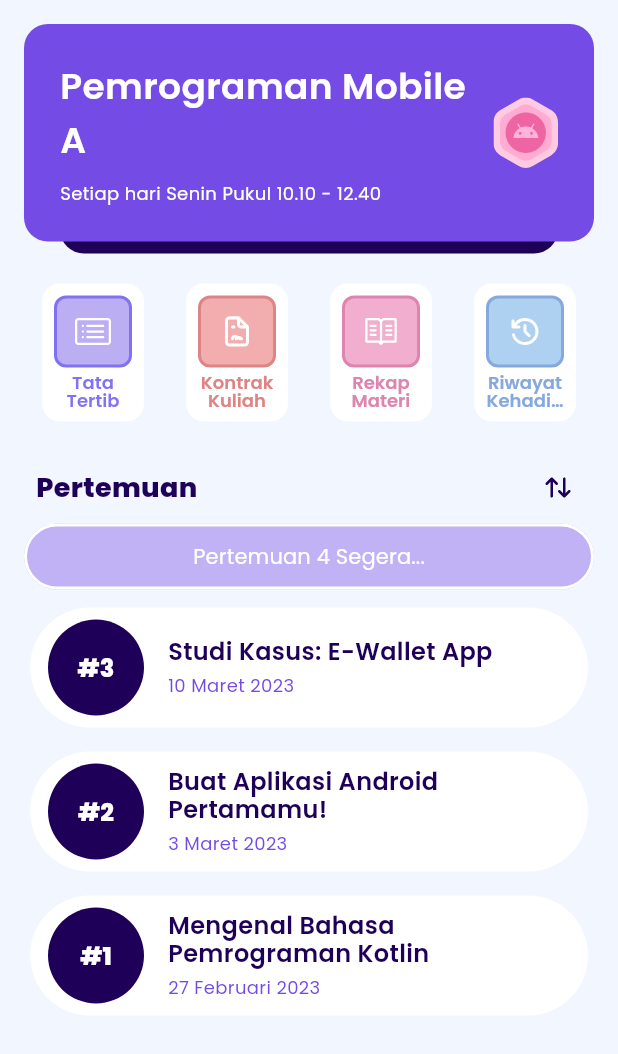
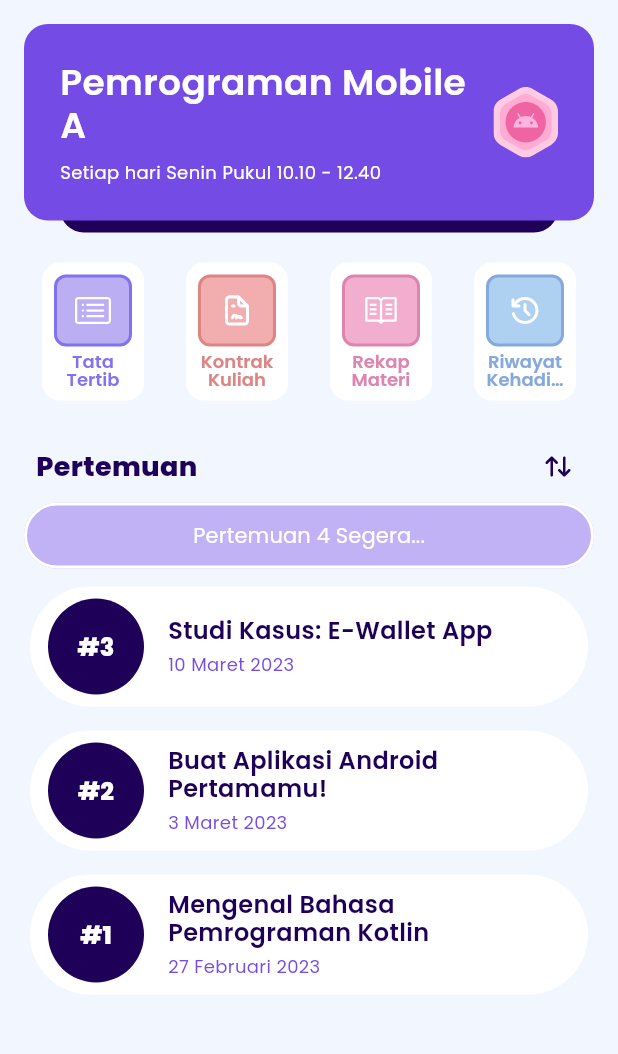
Before and after one commit to ToKu404/asco, a Flutter app: the StudentLaboratoryPage screen opened directly, on a phone screen of 412 x 824 dp. Shown: the top 1054 px of the screen. Run offline on Flutter 3.47's test engine with Material 2 defaults, Android fonts, the phone set to English and light mode, and no system bars; our stand-ins replace firebase_core, flip_card, flutter_svg, rive; missing offline and left inert: qr; accounts and stored records are empty.

```diff
--- a/lib/src/presentations/features/menu/laboratory/laboratory_page.dart
+++ b/lib/src/presentations/features/menu/laboratory/laboratory_page.dart
@@ -110,7 +110,7 @@ class StudentLaboratoryPage extends StatelessWidget {
                         style: kTextTheme.headlineMedium?.copyWith(
                           fontWeight: FontWeight.w600,
                           color: Palette.white,
-                          height: 1.5,
+                          height: 1.2,
                         ),
                       ),
                       const SizedBox(height: 8),
--- a/lib/src/presentations/features/menu/profile/profile_page.dart
+++ b/lib/src/presentations/features/menu/profile/profile_page.dart
@@ -289,7 +289,7 @@ class IdCardFrontSide extends StatelessWidget {
                             ),
                             Expanded(
                               child: Text(
-                                'github.com/yukiao',
+                                '@yukiao',
                                 style: kTextTheme.bodyMedium?.copyWith(
                                   height: 1,
                                   color: Palette.white,
--- a/pubspec.yaml
+++ b/pubspec.yaml
@@ -16,6 +16,10 @@ dependencies:
   rive: ^0.10.0
   flip_card: ^0.7.0
   qr: ^3.0.1
+
+  # firebase
+  firebase_core: ^2.4.1
+  cloud_firestore: ^4.3.1
 
 dev_dependencies:
   flutter_test:
```
Also changed, not shown: lib/firebase_options.dart (added), pubspec.lock, 5 other files.
